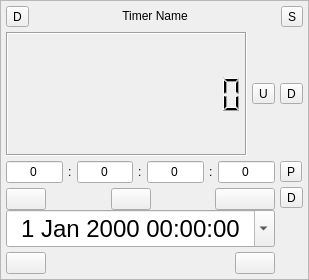
ashmanix/obs-plugin-countdown, file src/ui/AshmanixTimer.ui: the form before one commit.
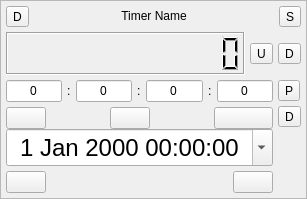
The form after the commit.

Commit message: When only one timer showing then delete and up/down buttons are hidden

The edit to the form file:
```diff
--- a/src/ui/AshmanixTimer.ui
+++ b/src/ui/AshmanixTimer.ui
@@ -6,8 +6,8 @@
    <rect>
     <x>0</x>
     <y>0</y>
-    <width>309</width>
-    <height>280</height>
+    <width>302</width>
+    <height>199</height>
    </rect>
   </property>
   <property name="windowTitle">
@@ -109,6 +109,12 @@
             <verstretch>0</verstretch>
            </sizepolicy>
           </property>
+          <property name="minimumSize">
+           <size>
+            <width>0</width>
+            <height>30</height>
+           </size>
+          </property>
           <property name="font">
            <font>
             <weight>50</weight>
```
Left out of the diff: 2 changed lines with no effect on the pictures. The commit also changes 3 other files.
